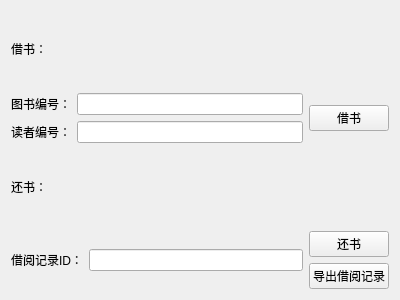
Qt form borrowpanel.ui (kalpas-boy/QtZhxm) before a commit.
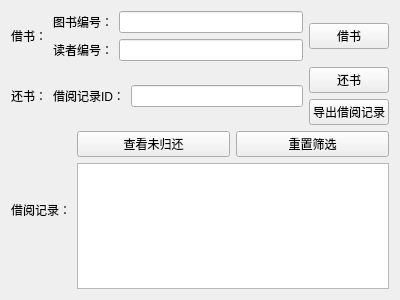
The same form after that commit.

```diff
--- a/borrowpanel.ui
+++ b/borrowpanel.ui
@@ -13,7 +13,9 @@
   <property name="windowTitle">
    <string>Form</string>
   </property>
-  <layout class="QVBoxLayout" name="verticalLayout_2">
+  <layout class="QVBoxLayout" name="verticalLayout_3">
+   <item>
+    <layout class="QHBoxLayout" name="horizontalLayout_8">
    <item>
     <layout class="QHBoxLayout" name="horizontalLayout_5">
      <item>
@@ -23,19 +25,6 @@
        </property>
       </widget>
      </item>
-     <item>
-      <spacer name="horizontalSpacer_2">
-       <property name="orientation">
-        <enum>Qt::Orientation::Horizontal</enum>
-       </property>
-       <property name="sizeHint" stdset="0">
-        <size>
-         <width>40</width>
-         <height>20</height>
-        </size>
-       </property>
-      </spacer>
-     </item>
     </layout>
    </item>
    <item>
@@ -73,6 +62,10 @@
      </item>
     </layout>
    </item>
+    </layout>
+   </item>
+   <item>
+    <layout class="QHBoxLayout" name="horizontalLayout_7">
    <item>
     <layout class="QHBoxLayout" name="horizontalLayout_4">
      <item>
@@ -82,19 +75,6 @@
        </property>
       </widget>
      </item>
-     <item>
-      <spacer name="horizontalSpacer">
-       <property name="orientation">
-        <enum>Qt::Orientation::Horizontal</enum>
-       </property>
-       <property name="sizeHint" stdset="0">
-        <size>
-         <width>40</width>
-         <height>20</height>
-        </size>
-       </property>
-      </spacer>
-     </item>
     </layout>
    </item>
    <item>
@@ -128,6 +108,44 @@
           <string>导出借阅记录</string>
          </property>
         </widget>
+         </item>
+        </layout>
+       </item>
+      </layout>
+     </item>
+    </layout>
+   </item>
+   <item>
+    <layout class="QHBoxLayout" name="horizontalLayout_9">
+     <item>
+      <widget class="QLabel" name="label_6">
+       <property name="text">
+        <string>借阅记录：</string>
+       </property>
+      </widget>
+     </item>
+     <item>
+      <layout class="QVBoxLayout" name="verticalLayout_2">
+       <item>
+        <layout class="QHBoxLayout" name="horizontalLayout_6">
+         <item>
+          <widget class="QPushButton" name="filterUnreturnedBtn">
+           <property name="text">
+            <string>查看未归还</string>
+           </property>
+          </widget>
+         </item>
+         <item>
+          <widget class="QPushButton" name="resetFilterBtn">
+           <property name="text">
+            <string>重置筛选</string>
+           </property>
+          </widget>
+         </item>
+        </layout>
+       </item>
+       <item>
+        <widget class="QTableView" name="borrowTableView"/>
        </item>
       </layout>
      </item>
```
Left out of the diff: 4 changed lines with no effect on the pictures. Lines whose indentation alone changed are shown as unchanged.
